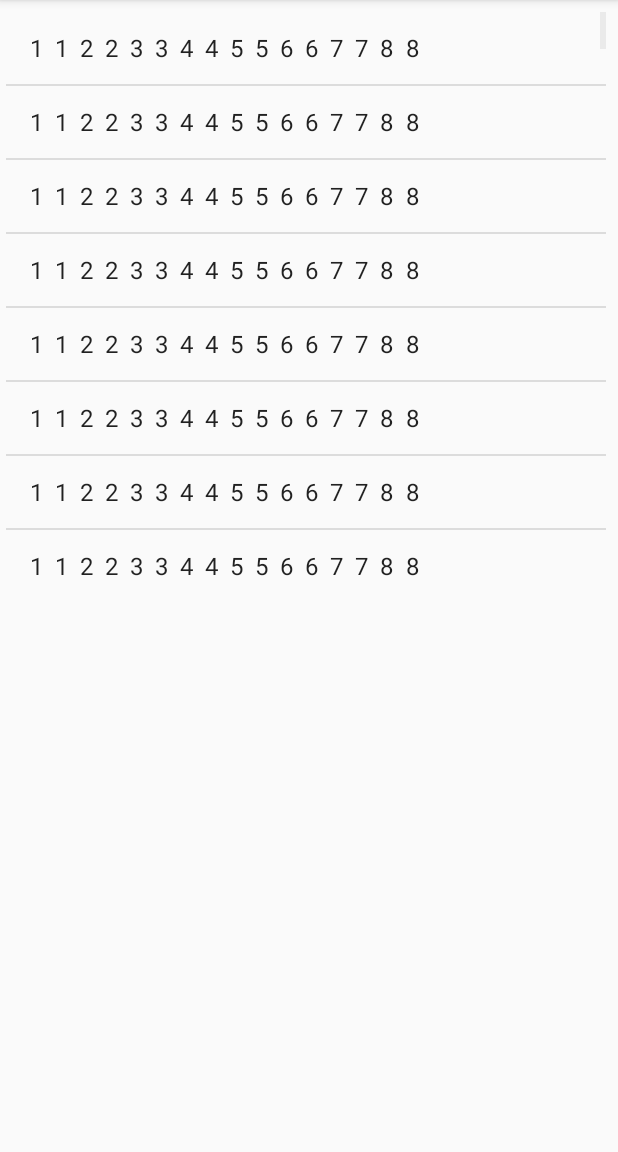
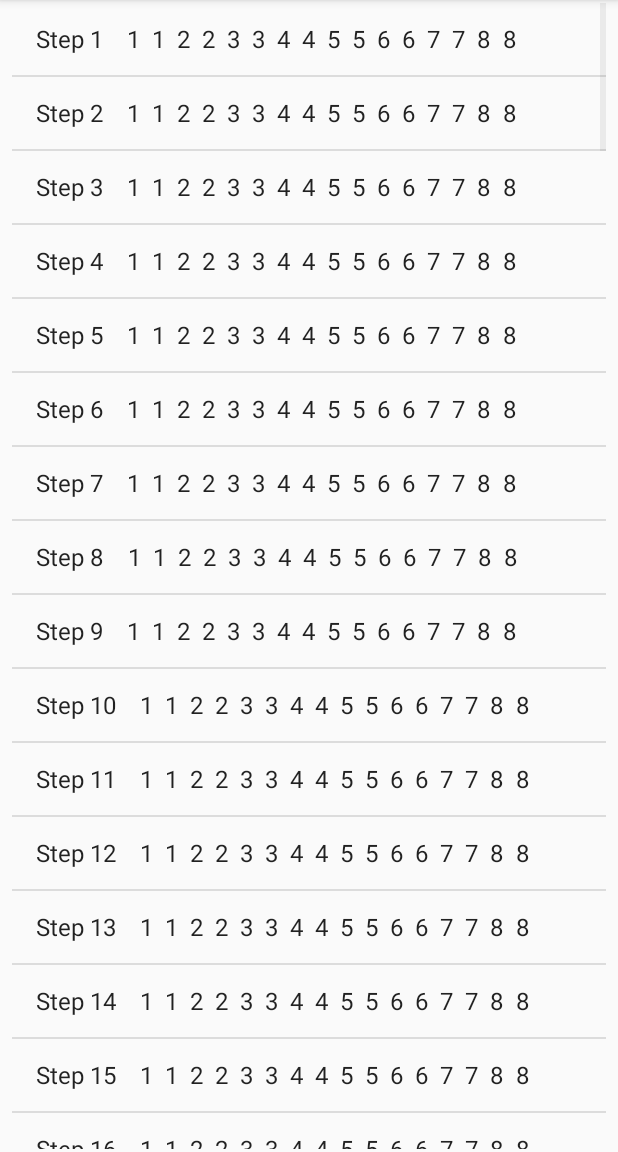
Before and after one commit to gsc7007/cs544_hw1, an Android app: the DisplayMessageActivity screen opened directly, with no data from a screen before it, on a phone screen of 412 x 824 dp, the part 84-1236 px from its top. Run offline under Robolectric (Android 15) with nearby library versions, the phone set to English and light mode, and no system bars.

Commit message:
commit 7

```diff
--- a/app/src/main/java/com/example/clement/firstapp/DisplayMessageActivity.java
+++ b/app/src/main/java/com/example/clement/firstapp/DisplayMessageActivity.java
@@ -34,13 +34,17 @@ public class DisplayMessageActivity extends AppCompatActivity {
 
 
 
-
+        int counter = 1;
         List<Integer>myList = newActivity.list;
         int listAmt = newActivity.list.size();
-        for (int i = 0; i < listAmt-1; i++) {
+        for (int i = 0; i < listAmt; i++) {
 
             for (int j = 0; j < listAmt - i - 1; j++) {
 
+                builder.append("Step ");
+                builder.append(counter);
+                builder.append("    ");
+                counter++;
 
                 for (int k = 0; k < listAmt; k++) {
                     builder.append(myList.get(k));
--- a/app/src/main/java/com/example/clement/firstapp/MainActivity.java
+++ b/app/src/main/java/com/example/clement/firstapp/MainActivity.java
@@ -171,7 +171,7 @@ public class MainActivity extends Activity implements View.OnClickListener {
             error.setText("Error, please enter 2 or more input");
             button.setText("Next");
 
-        }else if(number1<0&number1>9||number2<0||number2>9||number3<0||number3>9||number4<0||
+        }else if(number1<0||number1>9||number2<0||number2>9||number3<0||number3>9||number4<0||
                 number4>9||number5<0||number5>9||number6<0||number6>9||number7<0||number7>9||number8<0||number8>9
         ){
             error.setText("Error, input values must be between 1 and 9");
--- a/app/src/main/res/layout/activity_display_message.xml
+++ b/app/src/main/res/layout/activity_display_message.xml
@@ -4,19 +4,26 @@
     xmlns:tools="http://schemas.android.com/tools"
     android:layout_width="match_parent"
     android:layout_height="match_parent"
-    tools:context="com.example.clement.firstapp.DisplayMessageActivity">
+    tools:context="com.example.clement.firstapp.DisplayMessageActivity"
+    tools:layout_editor_absoluteY="81dp"
+    tools:layout_editor_absoluteX="0dp">
 
     <ListView
         android:id="@+id/listview"
-        android:layout_width="400dp"
-        android:layout_height="383dp"
-        android:layout_marginBottom="8dp"
-        android:layout_marginRight="8dp"
-        android:layout_marginTop="8dp"
-        app:layout_constraintBottom_toBottomOf="parent"
-        app:layout_constraintHorizontal_bias="1.0"
+        android:layout_width="0dp"
+        android:layout_height="0dp"
         app:layout_constraintLeft_toLeftOf="parent"
         app:layout_constraintRight_toRightOf="parent"
+        tools:layout_constraintTop_creator="1"
+        tools:layout_constraintRight_creator="1"
+        tools:layout_constraintBottom_creator="1"
+        android:layout_marginStart="8dp"
+        app:layout_constraintBottom_toBottomOf="parent"
+        android:layout_marginEnd="8dp"
+        android:layout_marginTop="2dp"
+        tools:layout_constraintLeft_creator="1"
+        android:layout_marginBottom="2dp"
         app:layout_constraintTop_toTopOf="parent"
+        app:layout_constraintHorizontal_bias="0.0"
         app:layout_constraintVertical_bias="0.0" />
 </android.support.constraint.ConstraintLayout>
```
